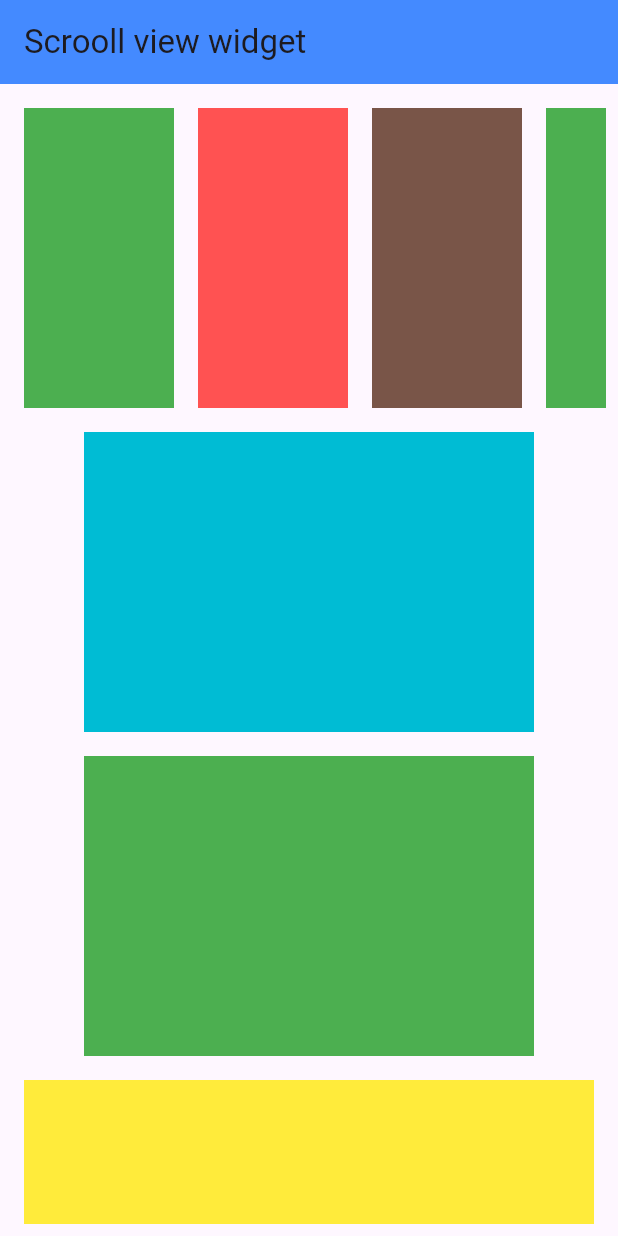
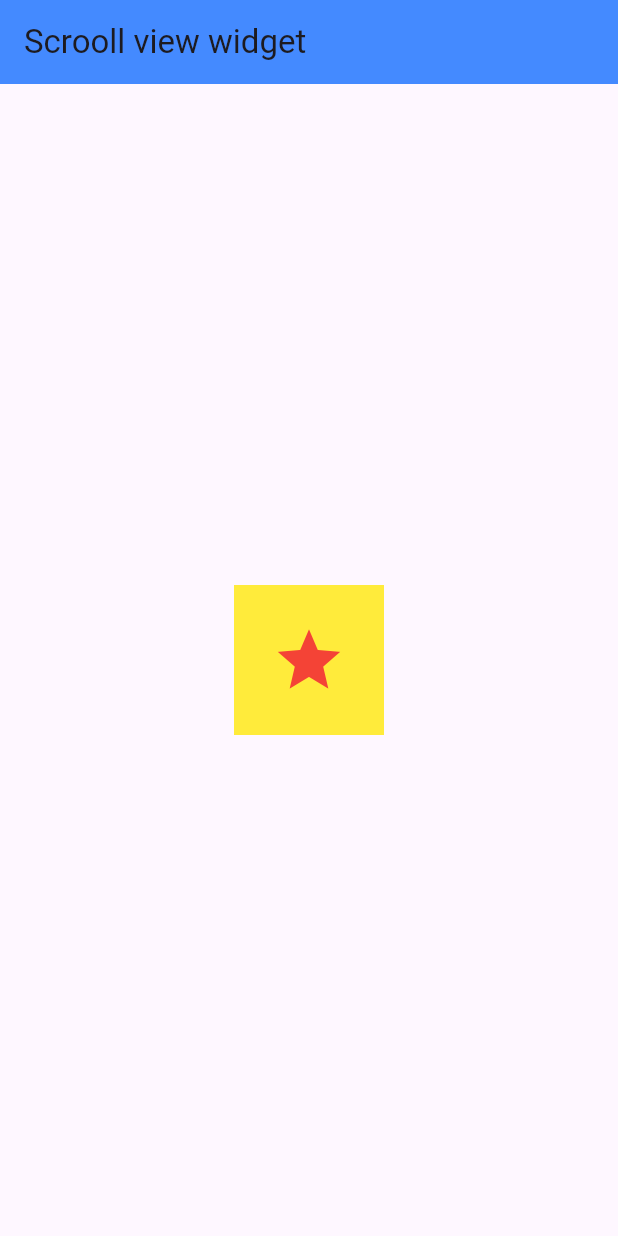
Before and after one commit to pallavipradhan5578/Flutter_practice, a Flutter app: the screen it shows after launch, on a phone screen of 412 x 824 dp. Run offline on Flutter 3.47's test engine with Material 3 defaults, Android fonts, the phone set to English and light mode, and no system bars.

Commit message:
Icon Widget.dart

```diff
--- a/lib/Widgets/Exdpanded1.dart
+++ b/lib/Widgets/Exdpanded1.dart
@@ -12,100 +12,24 @@ class _Exdpanded1State extends State<Exdpanded1> {
     return Scaffold(appBar: AppBar(
       title: Text('Scrooll view widget'),backgroundColor: Colors.blueAccent,
     ),
-      body: Padding(
-        padding: const EdgeInsets.all(8.0),
-
-        child: SingleChildScrollView(
-          child: Column(
-
-            children: [SingleChildScrollView(
-              scrollDirection: Axis.horizontal,
-              child: Row(
-                children: [
-
-                  Padding(
-                    padding: const EdgeInsets.all(8.0),
-                    child: Container(
-                      width: 100,
-                      height:200,
-                      color: Colors.green,
-                    ),),Padding(
-                    padding: const EdgeInsets.all(8.0),
-                    child: Container(
-                      width: 100,
-                      height:200,
-                      color: Colors.redAccent,
-                    ),),Padding(
-                    padding: const EdgeInsets.all(8.0),
-                    child: Container(
-                      width: 100,
-                      height:200,
-                      color: Colors.brown,
-                    ),),Padding(
-                    padding: const EdgeInsets.all(8.0),
-                    child: Container(
-                      width: 100,
-                      height:200,
-                      color: Colors.green,
-                    ),),Padding(
-                    padding: const EdgeInsets.all(8.0),
-                    child: Container(
-                      width: 100,
-                      height:200,
-                      color: Colors.grey,
-                    ),),
-                ],
+      body: Center(
+        child: Container(
+          width: 100,
+          height: 100,
+          color: Colors.yellow,
+          child: Align(
+            alignment: Alignment.bottomRight,
+            child: Center(
+              child: Icon(
+                Icons.star,
+                color: Colors.red,
+                size: 50,
               ),
             ),
-              Padding(
-
-                padding: const EdgeInsets.all(8.0),
-                child: Container(
-                  width: 300,
-                  height:200,
-                  color: Colors.cyan,
-                ),
-              ),
-              Padding(
-                padding: const EdgeInsets.all(8.0),
-                child: Container(
-                  width: 300,
-                  height:200,
-                  color: Colors.green,
-                ),
-              ),Padding(
-                padding: const EdgeInsets.all(8.0),
-                child: Container(
-                  width: 400,
-                  height:200,
-                  color: Colors.yellow,
-                ),
-              ),Padding(
-                padding: const EdgeInsets.all(8.0),
-                child: Container(
-                  width: 400,
-                  height:200,
-                  color: Colors.red,
-                ),
-              ),Padding(
-                padding: const EdgeInsets.all(8.0),
-                child: Container(
-                  width: 400,
-                  height:200,
-                  color: Colors.brown ,
-                ),
-              ),Padding(
-                padding: const EdgeInsets.all(8.0),
-                child: Container(
-                  width: 400,
-                  height:200,
-                  color: Colors.orange,
-                ),
-              )
-            ],
           ),
         ),
-      ),
+      )
+
     );
   }
 }
```
